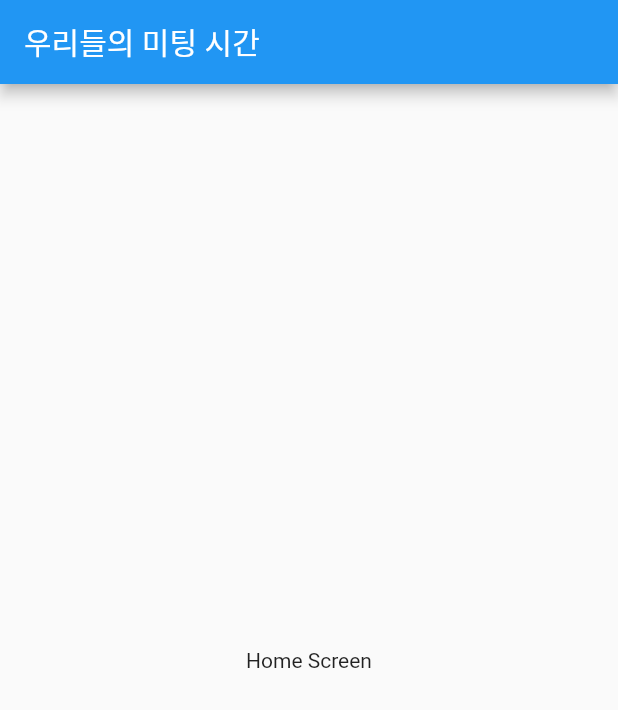
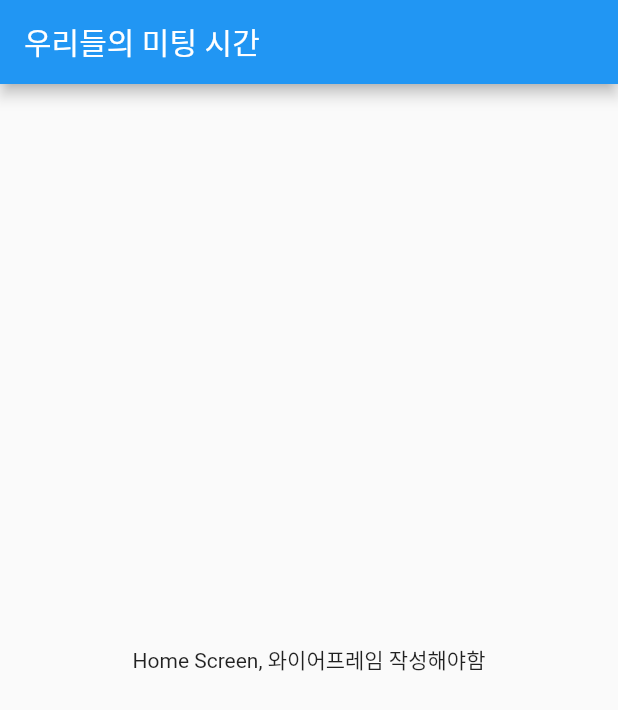
Before and after one commit to bangse94/Sora_fe, a Flutter app: the screen it shows after launch, on a phone screen of 412 x 824 dp. Shown: the top 710 px of the screen. Run offline on Flutter 3.47's test engine with Material 2 defaults, Android fonts, the phone set to English and light mode, and no system bars.

Commit message:
slack test

```diff
--- a/umi_application/lib/screen/home_screen.dart
+++ b/umi_application/lib/screen/home_screen.dart
@@ -16,7 +16,7 @@ class _HomeScreenState extends State<HomeScreen> {
         title: const Text('우리들의 미팅 시간'),
       ),
       body: const Center(
-        child: Text('Home Screen'),
+        child: Text('Home Screen, 와이어프레임 작성해야함'),
       ),
     );
   }
```
